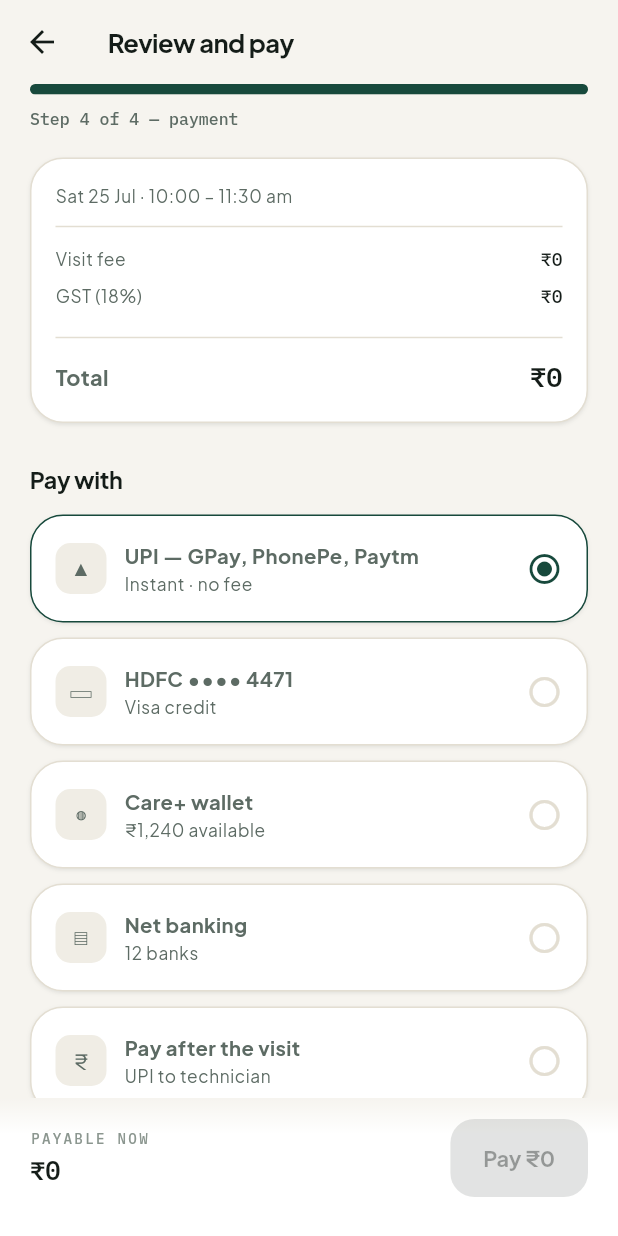
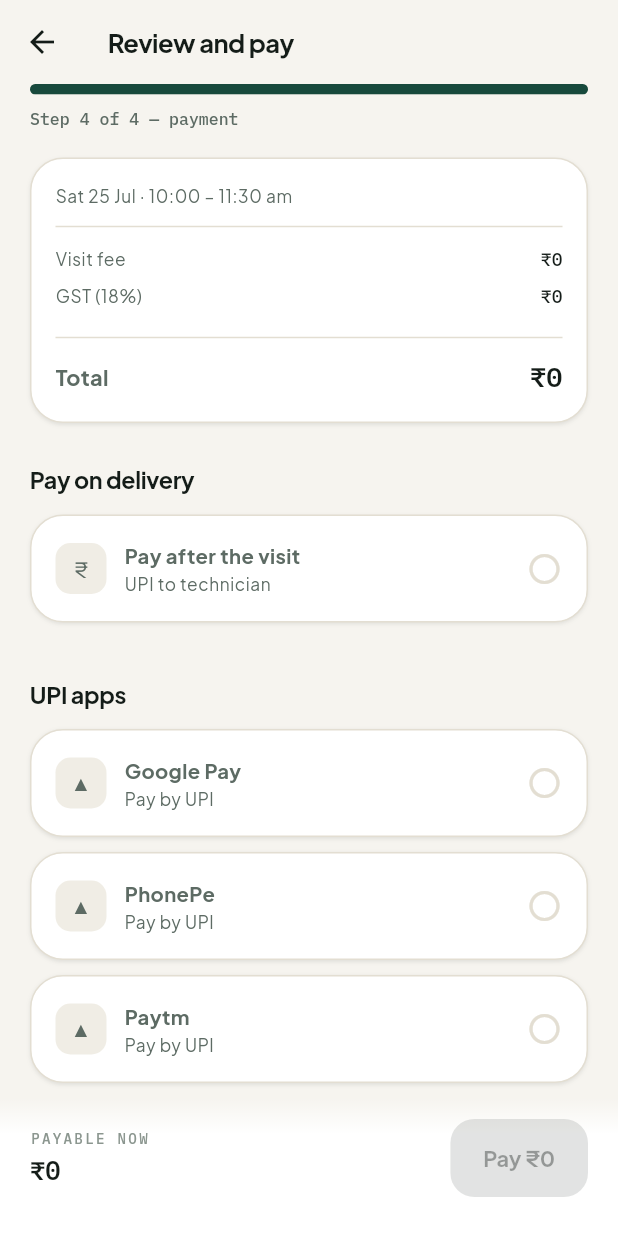
Before and after one commit to ankitchouria-oss/Rasoi-care, a Flutter app: the PaymentScreen screen opened by its route, on a phone screen of 412 x 824 dp. Run offline on Flutter 3.47's test engine with Material 3 defaults, Android fonts, the phone set to English and light mode, and no system bars; our stand-ins replace cloud_firestore, firebase_auth, firebase_core, firebase_storage, flutter_riverpod, geolocator and 7 more; missing offline and left inert: smart_auth; accounts and stored records are empty; generated files the repository leaves out were written again; network calls fail.

Commit message:
Add a structured address-details form; group checkout payment methods
- New AddressDetailsScreen, pushed once a pin is confirmed on the map
  picker: a House/Office/Other type, Building/Floor, Street, the
  resolved area (with a "Change" link back to the map), and a custom
  label — instead of handing back a bare reverse-geocoded line under a
  generic "New address" name. Both the booking flow's "+ Add a new
  address" and the Home screen's "Use current location" already route
  through the same map picker, so both pick up this screen for free.
- Checkout's "Pay with" list is now grouped into sections (Pay on
  delivery / UPI apps / Credit & debit cards / More options), matching
  how delivery apps lay this out, and drops the fabricated saved card
  number and wallet balance that were there before — still entirely
  display-only, no payment gateway exists to back any of it.

Co-Authored-By: Claude Sonnet 5 <noreply@anthropic.com>
Claude-Session: https://claude.ai/code/session_01Soo4WQcnhX5fvKCnZ5tTgW

```diff
--- a/careplus_flutter/lib/data/mock_repository.dart
+++ b/careplus_flutter/lib/data/mock_repository.dart
@@ -619,11 +619,16 @@ class MockRepository implements CareRepository {
   // option once payment collection became visibly UPI-only.
   @override
   List<PaymentMethod> paymentMethods() => const [
-        PaymentMethod('upi', 'UPI — GPay, PhonePe, Paytm', 'Instant · no fee', '▲'),
-        PaymentMethod('card', 'HDFC •••• 4471', 'Visa credit', '▭'),
-        PaymentMethod('wallet', 'Care+ wallet', '₹1,240 available', '◍'),
-        PaymentMethod('netbank', 'Net banking', '12 banks', '▤'),
-        PaymentMethod('cod', 'Pay after the visit', 'UPI to technician', '₹'),
+        PaymentMethod('cod', 'Pay after the visit', 'UPI to technician', '₹',
+            section: 'Pay on delivery'),
+        PaymentMethod('upi_gpay', 'Google Pay', 'Pay by UPI', '▲', section: 'UPI apps'),
+        PaymentMethod('upi_phonepe', 'PhonePe', 'Pay by UPI', '▲', section: 'UPI apps'),
+        PaymentMethod('upi_paytm', 'Paytm', 'Pay by UPI', '▲', section: 'UPI apps'),
+        PaymentMethod('card', 'Add a card', 'Credit or debit', '▭',
+            section: 'Credit & debit cards'),
+        PaymentMethod('netbank', 'Net banking', '12+ banks', '▤', section: 'More options'),
+        PaymentMethod('wallet', 'Wallets', 'PhonePe, Amazon Pay & more', '◍',
+            section: 'More options'),
       ];
 
   @override
--- a/careplus_flutter/lib/data/models.dart
+++ b/careplus_flutter/lib/data/models.dart
@@ -117,11 +117,17 @@ class SavedAddress {
 /// payment collection is UPI-to-technician after the visit regardless of
 /// which one is picked here.
 class PaymentMethod {
-  const PaymentMethod(this.id, this.name, this.detail, this.glyph);
+  const PaymentMethod(this.id, this.name, this.detail, this.glyph, {required this.section});
   final String id;
   final String name;
   final String detail;
   final String glyph;
+
+  /// Groups the checkout list under headers ("Pay on delivery", "UPI
+  /// apps", ...) — PaymentScreen renders one only when it differs from
+  /// the previous entry's, so [paymentMethods] must keep entries for the
+  /// same section adjacent.
+  final String section;
 }
 
 enum BookingStatus { scheduled, onTheWay, inProgress, completed, cancelled }
--- a/careplus_flutter/lib/features/booking/booking_screens.dart
+++ b/careplus_flutter/lib/features/booking/booking_screens.dart
@@ -568,6 +568,7 @@ class _PaymentScreenState extends ConsumerState<PaymentScreen> {
     final repo = ref.watch(repositoryProvider);
     final pricing = ref.watch(pricingProvider);
     final coinsBalance = ref.watch(apiRepositoryProvider).coinsBalance;
+    final paymentMethodsList = repo.paymentMethods();
     return _StepScaffold(
       title: 'Review and pay',
       progress: 1,
@@ -671,20 +672,24 @@ class _PaymentScreenState extends ConsumerState<PaymentScreen> {
               ]),
             ),
           ],
-          const SectionHeader('Pay with'),
           // No card/UPI/wallet payment gateway is actually wired up (no
           // Razorpay or any other processor exists in this app or the
           // backend) — every option below is a display choice only, never
           // read by booking creation. Real payment collection is UPI to
           // the technician after the visit regardless of what's selected
-          // here. Shown because this list was asked for back explicitly;
-          // deliberately not restoring the old "Payments run through
-          // Razorpay" line, since that asserted something false rather
-          // than just being an unbuilt feature.
-          for (final m in repo.paymentMethods()) ...[
+          // here. Grouped into sections (Pay on delivery / UPI apps /
+          // Cards / More options) to match how every major delivery app
+          // lays this screen out, but deliberately not restoring the old
+          // "Payments run through Razorpay" line or a fake saved card/
+          // wallet balance — those asserted something false rather than
+          // just being an unbuilt feature.
+          for (var i = 0; i < paymentMethodsList.length; i++) ...[
+            if (i == 0 || paymentMethodsList[i].section != paymentMethodsList[i - 1].section)
+              SectionHeader(paymentMethodsList[i].section),
             CareCard(
-              onTap: () => vm.setPayment(m.id),
-              borderColor: draft.paymentId == m.id ? context.scheme.primary : null,
+              onTap: () => vm.setPayment(paymentMethodsList[i].id),
+              borderColor:
+                  draft.paymentId == paymentMethodsList[i].id ? context.scheme.primary : null,
               child: Row(children: [
                 Container(
                   width: 34,
@@ -693,25 +698,25 @@ class _PaymentScreenState extends ConsumerState<PaymentScreen> {
                   decoration: BoxDecoration(
                       color: context.scheme.surfaceContainerHigh,
                       borderRadius: BorderRadius.circular(10)),
-                  child: Text(m.glyph, style: const TextStyle(fontSize: 14)),
+                  child: Text(paymentMethodsList[i].glyph, style: const TextStyle(fontSize: 14)),
                 ),
                 const SizedBox(width: 12),
                 Expanded(
                   child: Column(
                     crossAxisAlignment: CrossAxisAlignment.start,
                     children: [
-                      Text(m.name,
+                      Text(paymentMethodsList[i].name,
                           style: const TextStyle(
                               fontSize: 13.5, fontWeight: FontWeight.w700)),
-                      Text(m.detail, style: context.type.bodySmall),
+                      Text(paymentMethodsList[i].detail, style: context.type.bodySmall),
                     ],
                   ),
                 ),
                 Icon(
-                    draft.paymentId == m.id
+                    draft.paymentId == paymentMethodsList[i].id
                         ? Icons.radio_button_checked
                         : Icons.radio_button_off,
-                    color: draft.paymentId == m.id
+                    color: draft.paymentId == paymentMethodsList[i].id
                         ? context.scheme.primary
                         : context.care.hairline),
               ]),
```
Also changed, not shown: careplus_flutter/lib/features/booking/address_picker_screen.dart (+130 -9 lines).
